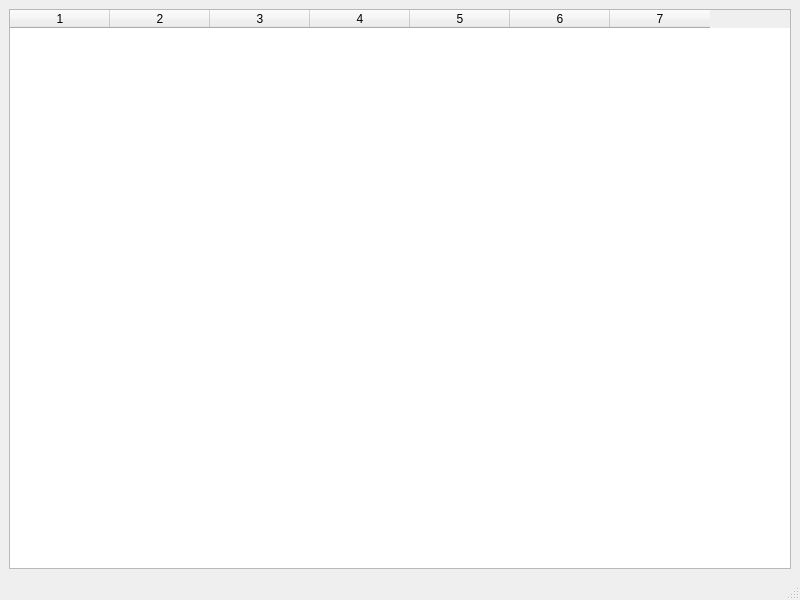
Old version of the form main.ui in the repository Ratmir11/Moscow_Galiimov.
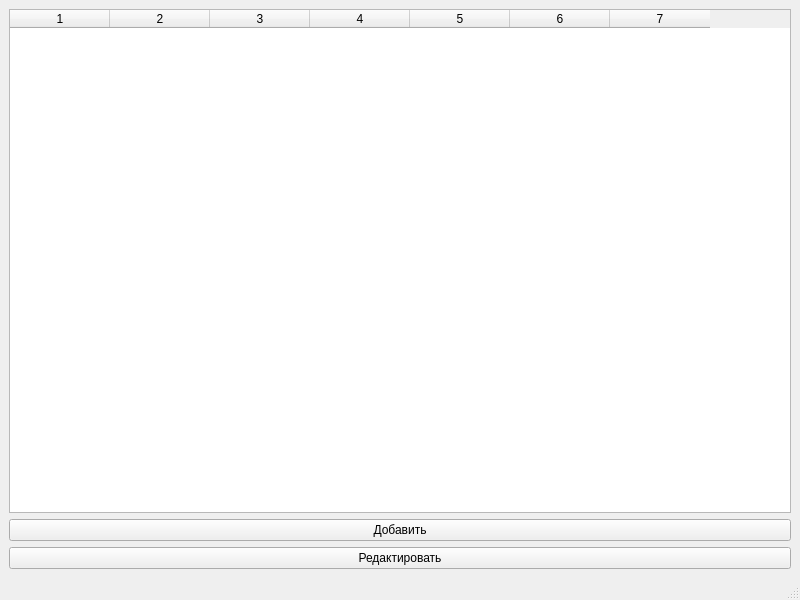
New version of the form.

Patch:
```diff
--- a/main.ui
+++ b/main.ui
@@ -25,6 +25,20 @@
       </property>
      </widget>
     </item>
+    <item>
+     <widget class="QPushButton" name="addButton">
+      <property name="text">
+       <string>Добавить</string>
+      </property>
+     </widget>
+    </item>
+    <item>
+     <widget class="QPushButton" name="editButton">
+      <property name="text">
+       <string>Редактировать</string>
+      </property>
+     </widget>
+    </item>
    </layout>
   </widget>
   <widget class="QMenuBar" name="menubar">
```
